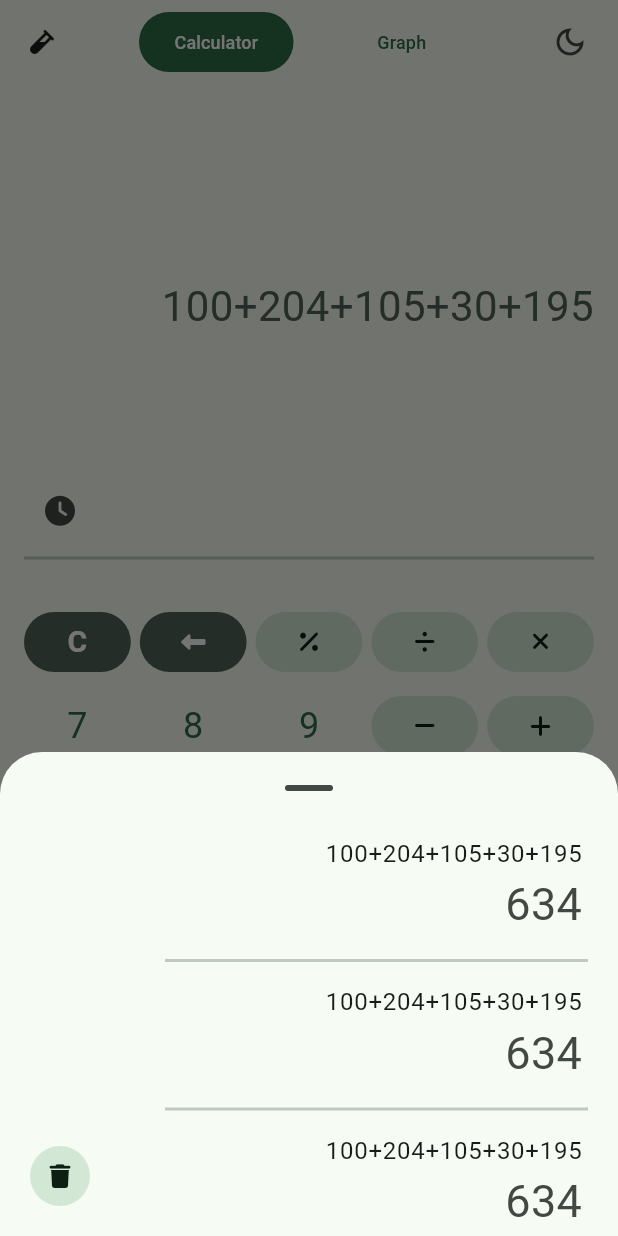
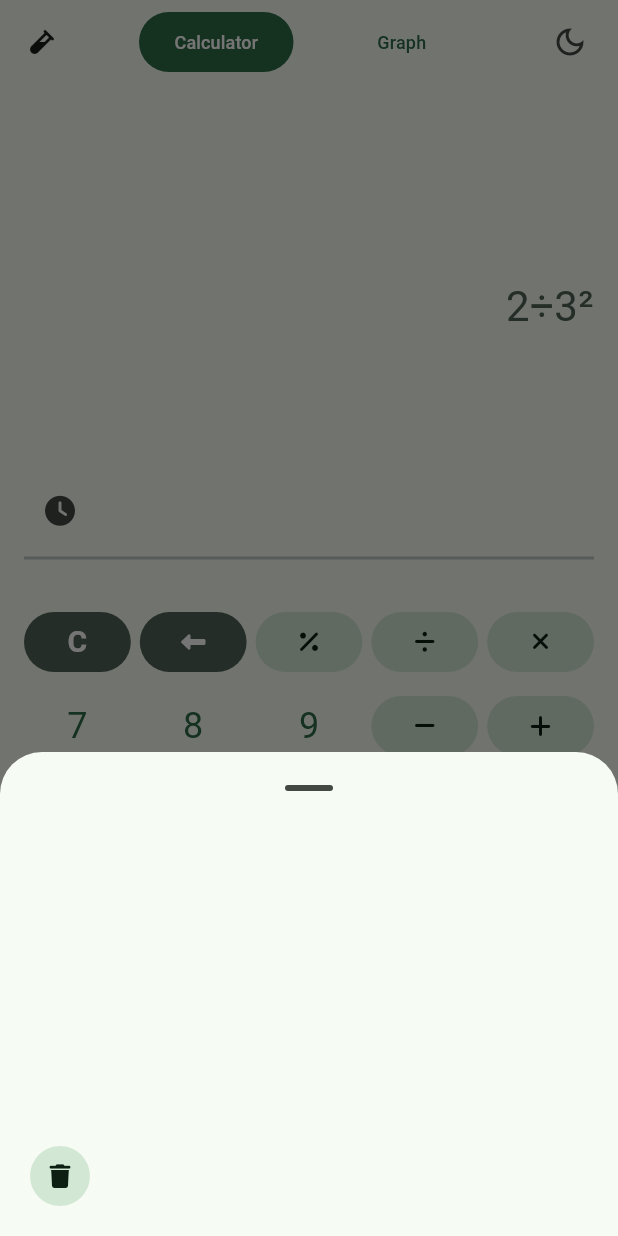
Before and after one commit to Serhatkamaci/Advanced-Calculator, a Flutter app: the CalculatorPage screen opened directly, after a tap on an icon or button, on a phone screen of 412 x 824 dp. Run offline on Flutter 3.47's test engine with Material 3 defaults, Android fonts, the phone set to English and light mode, and no system bars; our stand-ins replace device_preview, icons_plus, syncfusion_flutter_charts; missing offline and left inert: eval_ex.

Commit message:
Grafik ve işlemler eklendi

```diff
--- a/lib/main.dart
+++ b/lib/main.dart
@@ -1,6 +1,7 @@
 import 'package:advanced_calculator/core/theme.dart';
 import 'package:advanced_calculator/src/view/screen/graph_screen.dart';
 import 'package:advanced_calculator/src/view/screen/calculator_screen.dart';
+import 'package:advanced_calculator/src/view/widget/graph_widgets.dart';
 import 'package:device_preview/device_preview.dart';
 import 'package:flutter/foundation.dart';
 import 'package:flutter/material.dart';
@@ -31,7 +32,7 @@ class MyApp extends StatelessWidget {
         return PageRouteBuilder(
           pageBuilder: (context, animation, secondaryAnimation) =>
               switch (settings.name) {
-            '/' => const CalculatorPage(),
+            '/' => const GraphPage2(function: "CSC(x)"),
             '/graph' => const GraphPage(),
             _ => Container(),
           },
--- /dev/null
+++ b/lib/src/model/unique_converter.dart
@@ -0,0 +1,42 @@
+import 'package:eval_ex/expression.dart';
+
+class UniqueConverter {
+  static Map<String, String> unicodeMaps = {
+    "\u002B": "+",
+    "\u2212": "-",
+    "\u00F7": "/",
+    "\u00D7": "*",
+    "\u0025": "%",
+    "\u2070": "0",
+    "\u00B9": "1",
+    "\u00B2": "2",
+    "\u00B3": "3",
+    "\u02074": "4",
+    "\u02075": "5",
+    "\u02076": "6",
+    "\u02077": "7",
+    "\u02078": "8",
+    "\u02079": "9",
+    "ğ": "(",
+    "ü": ")",
+    "\u221A": "SQRT",
+    "log(": "LOG10",
+    "ln(": "LOG",
+    "π": "PI",
+    "w": "^",
+    "q": "^(2)",
+  };
+
+  static String convertString(String process) {
+    for (var entry in unicodeMaps.entries) {
+      process = process.replaceAll(entry.key, entry.value);
+    }
+
+    return process;
+  }
+
+  static String resultString(String convertedProcess) {
+    Expression exp = Expression(convertedProcess);
+    return exp.eval().toString();
+  }
+}
--- a/lib/src/view/screen/calculator_screen.dart
+++ b/lib/src/view/screen/calculator_screen.dart
@@ -1,21 +1,21 @@
 import 'package:advanced_calculator/core/button_styles.dart';
+import 'package:advanced_calculator/src/model/unique_converter.dart';
 import 'package:advanced_calculator/src/view/widget/calculator_widgets.dart';
-import 'package:eval_ex/expression.dart';
 import 'package:flutter/material.dart';
 import 'package:icons_plus/icons_plus.dart';
 
 bool mode = false;
+String sentToUniqueConverter = ""; //? Arkaplanda tutulacak
+String processString = "";
+String resultString = "";
+Map<String, String> pastProcess = {};
+int parenthesisNumber=0;
 
 class CalculatorPage extends StatelessWidget {
   const CalculatorPage({super.key});
 
   @override
   Widget build(BuildContext context) {
-    String ifade = "2 \u002B 4 \u00D7 8";
-    String yeniIfade =
-        ifade.replaceAll("\u002B", "+").replaceAll("\u00D7", "*");
-    Expression exp = Expression(yeniIfade);
-
     final size = MediaQuery.of(context).size;
     return Scaffold(
       resizeToAvoidBottomInset: false,
@@ -70,12 +70,13 @@ class CalculatorPage extends StatelessWidget {
             Container(
               padding: const EdgeInsets.only(bottom: 12),
               width: size.width,
-              child: const ProcessTextWidget(text: "100+204+105+30+195"),
+              child: const ProcessTextWidget(text: "2\u00F73\u00B2"),
             ),
             SizedBox(
               width: size.width,
               child: ResultTextWidget(
-                text: exp.eval().toString(),
+                text: UniqueConverter.resultString(
+                    UniqueConverter.convertString("2\u00F73wğ\u00B2ü")),
               ),
             ),
             IconButton(
--- a/lib/src/view/widget/calculator_widgets.dart
+++ b/lib/src/view/widget/calculator_widgets.dart
@@ -1,5 +1,6 @@
 import 'package:advanced_calculator/core/button_styles.dart';
 import 'package:advanced_calculator/core/text_styles.dart';
+import 'package:advanced_calculator/src/view/screen/calculator_screen.dart';
 import 'package:flutter/material.dart';
 import 'package:icons_plus/icons_plus.dart';
 
@@ -346,7 +347,7 @@ class SciButtonsWidget extends StatelessWidget {
             ),
             FilledButtonTonalWidget(
               func: () {},
-              child: const Icon(FontAwesome.superscript_solid, size: 16),
+              child: const SpecialFilledTextWidget(text: "x\u00B2"),
             ),
           ],
         ),
@@ -483,8 +484,6 @@ class SpecialFilledTextWidget extends StatelessWidget {
   }
 }
 
-//? Bottom Sheet
-//! DÜZENLENECEK
 class BottomSheetWidget extends StatelessWidget {
   final Size size;
   const BottomSheetWidget({super.key, required this.size});
@@ -496,87 +495,14 @@ class BottomSheetWidget extends StatelessWidget {
       width: size.width,
       child: Stack(
         children: [
-          ListView(
-            children: const [
-              ListTile(
-                title: Align(
-                  alignment: Alignment.centerRight,
-                  child: Text("100+204+105+30+195"),
-                ),
-                subtitle: Align(
-                  alignment: Alignment.centerRight,
-                  child: Text(
-                    "634",
-                    style: TextStyle(
-                      fontSize: 30,
-                    ),
-                  ),
-                ),
-              ),
-              Padding(
-                padding: EdgeInsets.only(left: 110, right: 20),
-                child: Divider(
-                  thickness: 2,
-                ),
-              ),
-              ListTile(
-                title: Align(
-                  alignment: Alignment.centerRight,
-                  child: Text("100+204+105+30+195"),
-                ),
-                subtitle: Align(
-                  alignment: Alignment.centerRight,
-                  child: Text(
-                    "634",
-                    style: TextStyle(
-                      fontSize: 30,
-                    ),
-                  ),
-                ),
-              ),
-              Padding(
-                padding: EdgeInsets.only(left: 110, right: 20),
-                child: Divider(
-                  thickness: 2,
-                ),
-              ),
-              ListTile(
-                title: Align(
-                  alignment: Alignment.centerRight,
-                  child: Text("100+204+105+30+195"),
-                ),
-                subtitle: Align(
-                  alignment: Alignment.centerRight,
-                  child: Text(
-                    "634",
-                    style: TextStyle(
-                      fontSize: 30,
-                    ),
-                  ),
-                ),
-              ),
-              Padding(
-                padding: EdgeInsets.only(left: 110, right: 20),
-                child: Divider(
-                  thickness: 2,
-                ),
-              ),
-              ListTile(
-                title: Align(
-                  alignment: Alignment.centerRight,
-                  child: Text("100+204+105+30+195"),
-                ),
-                subtitle: Align(
-                  alignment: Alignment.centerRight,
-                  child: Text(
-                    "634",
-                    style: TextStyle(
-                      fontSize: 30,
-                    ),
-                  ),
-                ),
-              ),
-            ],
+          ListView.builder(
+            itemCount: pastProcess.length,
+            itemBuilder: (context, index) {
+              return PastItemWidget(
+                proces: pastProcess.keys.toList()[index],
+                result: pastProcess.values.toList()[index],
+              );
+            },
           ),
           Positioned(
             bottom: 16,
@@ -591,3 +517,48 @@ class BottomSheetWidget extends StatelessWidget {
     );
   }
 }
+
+class PastItemWidget extends StatelessWidget {
+  final String proces;
+  final String result;
+
+  const PastItemWidget({
+    super.key,
+    required this.proces,
+    required this.result,
+  });
+
+  @override
+  Widget build(BuildContext context) {
+    return Column(
+      children: [
+        ListTile(
+          title: Align(
+            alignment: Alignment.centerRight,
+            child: Text(
+              proces,
+              textAlign: TextAlign.right,
+            ),
+          ),
+          subtitle: Align(
+            alignment: Alignment.centerRight,
+            child: Text(
+              result,
+              style: const TextStyle(
+                fontSize: 30,
+                fontWeight: FontWeight.bold,
+              ),
+              textAlign: TextAlign.right,
+            ),
+          ),
+        ),
+        const Padding(
+          padding: EdgeInsets.only(left: 110, right: 20),
+          child: Divider(
+            thickness: 2,
+          ),
+        ),
+      ],
+    );
+  }
+}
--- a/pubspec.yaml
+++ b/pubspec.yaml
@@ -39,6 +39,7 @@ dependencies:
   device_preview: ^1.2.0
   eval_ex: ^1.1.8
   math_expressions: ^2.6.0
+  syncfusion_flutter_charts: ^26.2.8
 
 
 dev_dependencies:
```
Also changed, not shown: lib/src/view/widget/graph_widgets.dart (+86 -1 lines), pubspec.lock.
